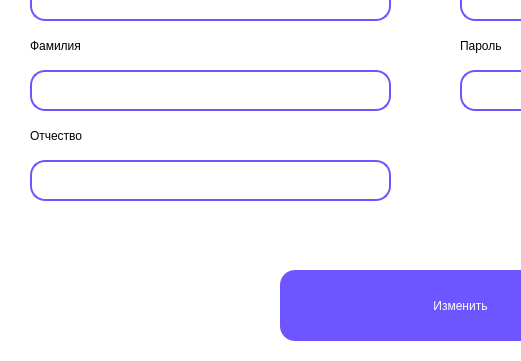
This is project/change_student.ui in AssasinNik/meow as Qt 5 draws it before an edit; both pictures show x 0 to 521 and y 150 to 511 of the 921 by 511 pixel window. The edited form follows.
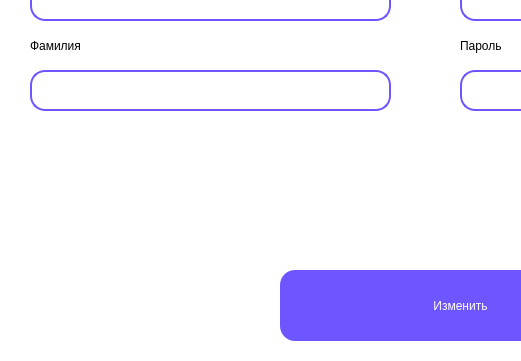
This is the edited form. Icons and pictures are not drawn.

What changed in the file:
```diff
--- a/project/change_student.ui
+++ b/project/change_student.ui
@@ -248,42 +248,6 @@
     <string>Фамилия</string>
    </property>
   </widget>
-  <widget class="QLabel" name="label_4">
-   <property name="geometry">
-    <rect>
-     <x>30</x>
-     <y>270</y>
-     <width>161</width>
-     <height>31</height>
-    </rect>
-   </property>
-   <property name="styleSheet">
-    <string notr="true">color: rgb(0, 0, 0);
-font: 75 18pt &quot;Karla&quot;;
-</string>
-   </property>
-   <property name="text">
-    <string>Отчество</string>
-   </property>
-  </widget>
-  <widget class="QLineEdit" name="lineEdit_4">
-   <property name="geometry">
-    <rect>
-     <x>30</x>
-     <y>310</y>
-     <width>361</width>
-     <height>41</height>
-    </rect>
-   </property>
-   <property name="styleSheet">
-    <string notr="true">border-radius: 15px; 
-font: 14pt &quot;Karla&quot;;
-padding-left: 10px;
-padding-right:10px;
-border: 2px solid #6D55FF;
-</string>
-   </property>
-  </widget>
   <widget class="QLabel" name="label_6">
    <property name="geometry">
     <rect>
```
